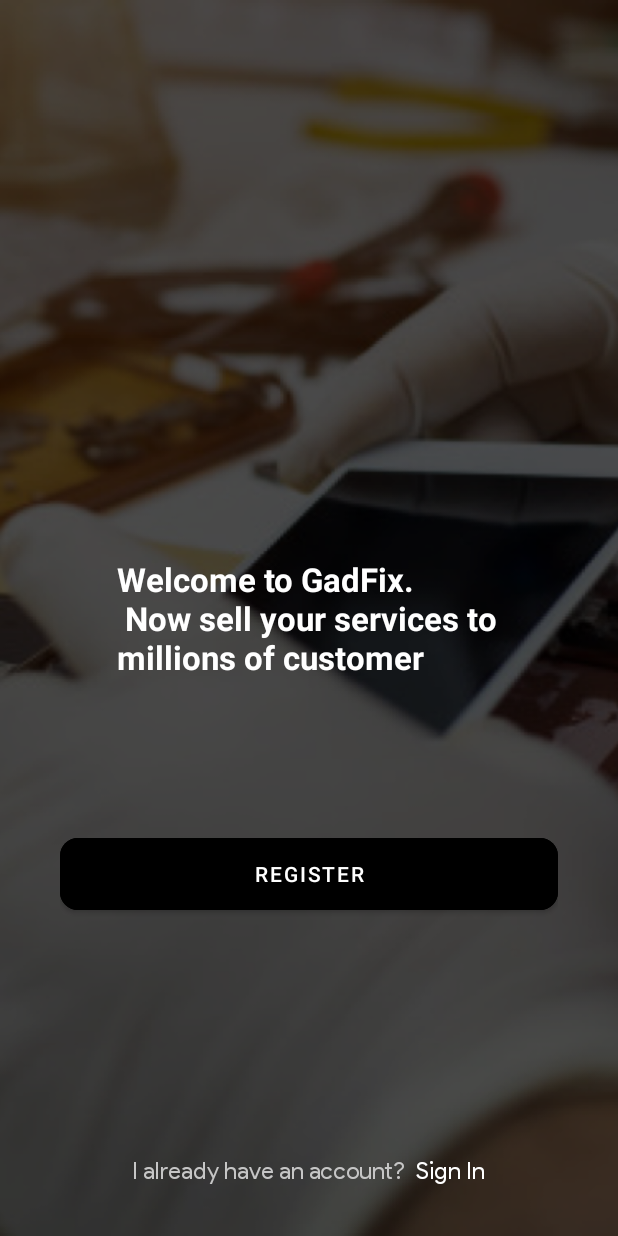
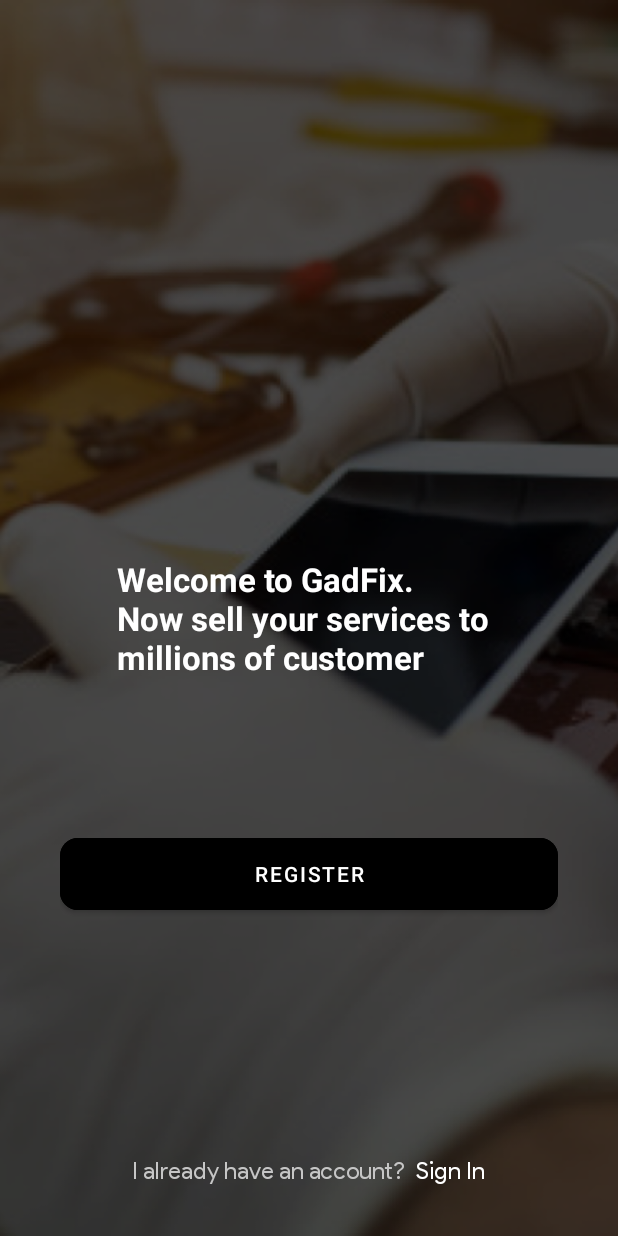
Before and after one commit to gadfixapp/GadfixVendor, an Android app: the screen it shows after launch (IntroActivity), on a phone screen of 412 x 824 dp. Run offline under Robolectric (Android 15) with nearby library versions, the phone set to English and light mode, and no system bars; our stand-ins replace data binding.

Commit message:
introActivity design changed

```diff
--- a/app/src/main/res/layout/activity_intro.xml
+++ b/app/src/main/res/layout/activity_intro.xml
@@ -1,22 +1,23 @@
 <?xml version="1.0" encoding="utf-8"?>
-<layout>
+<layout xmlns:tools="http://schemas.android.com/tools"
+    xmlns:android="http://schemas.android.com/apk/res/android"
+    xmlns:app="http://schemas.android.com/apk/res-auto">
 <RelativeLayout
-    xmlns:android="http://schemas.android.com/apk/res/android"
-    xmlns:app="http://schemas.android.com/apk/res-auto"
-    xmlns:tools="http://schemas.android.com/tools"
     android:layout_width="match_parent"
     android:layout_height="match_parent"
     android:background="@drawable/regbg"
     tools:context=".Activities.IntroActivity">
+
     <TextView
+
         android:id="@+id/text1"
         android:layout_width="255dp"
         android:layout_height="wrap_content"
+        android:layout_centerInParent="true"
         android:text="@string/welcome"
         android:textColor="@color/white"
         android:textSize="22sp"
-        android:textStyle="bold"
-        android:layout_centerInParent="true"/>
+        android:textStyle="bold" />
     <LinearLayout
         android:layout_below="@+id/text1"
         android:layout_width="match_parent"
@@ -40,7 +41,6 @@
                     android:text="Register"
                     app:cornerRadius="12dp"/>
             </LinearLayout>
-
         </RelativeLayout>
     </LinearLayout>
     <LinearLayout
@@ -72,6 +72,5 @@
             android:padding="3dp"/>
 
     </LinearLayout>
-
 </RelativeLayout>
 </layout>
--- a/app/src/main/res/values/strings.xml
+++ b/app/src/main/res/values/strings.xml
@@ -2,7 +2,7 @@
     <string name="app_name">GadfixVendor</string>
 
     //projects text
-    <string name="welcome">Welcome to GadFix.\n Now sell your services to millions of customer</string>
+    <string name="welcome">Welcome to GadFix.\nNow sell your services to millions of customer</string>
     <string name="register">Register Now</string>
     <string name="already_hv_acc">I already have an account?</string>
     <string name="sign_in">Sign In</string>
```
Also changed, not shown: app/src/main/res/layout/activity_login.xml (+7 -11 lines), app/src/main/res/layout/activity_splash_screen.xml (+6 -6 lines).
